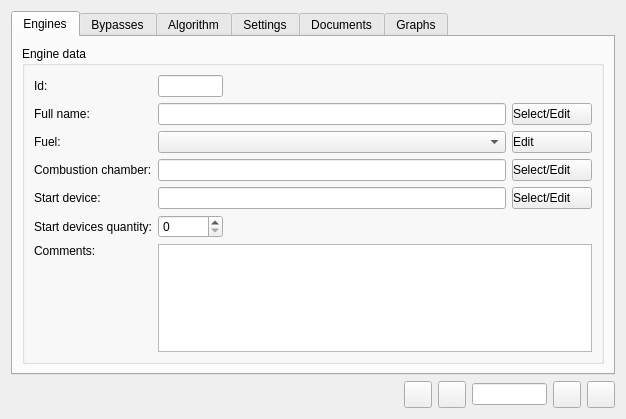
This is gtes_starts/appforms/form_data_input.ui in olgerd27/gtes_starts as Qt 5 draws it before an edit. The edited form follows.
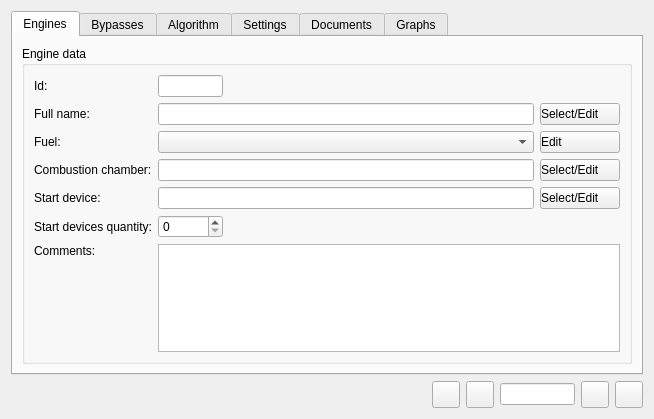
This is the edited form. Icons and pictures are not drawn. Custom widgets are drawn as their Qt base class.

```diff
--- a/gtes_starts/appforms/form_data_input.ui
+++ b/gtes_starts/appforms/form_data_input.ui
@@ -6,7 +6,7 @@
    <rect>
     <x>0</x>
     <y>0</y>
-    <width>626</width>
+    <width>654</width>
     <height>419</height>
    </rect>
   </property>
```
